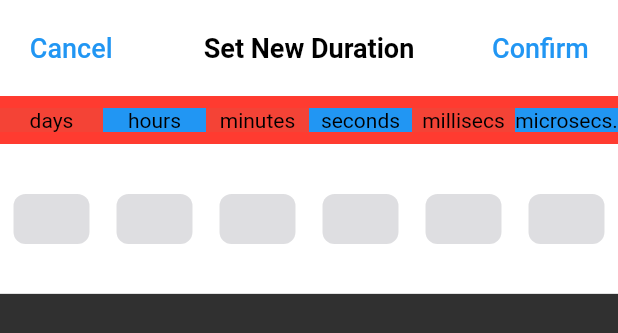
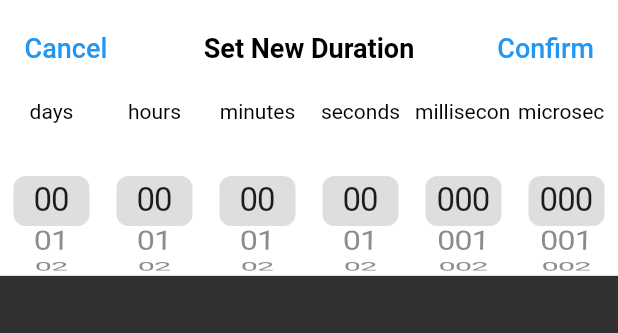
Before and after one commit to b-cancel/Flutter_Timer_And_Stopwatch, a Flutter app: the DurationPicker widget shown alone on an empty page, opened directly with empty values, on a phone screen of 412 x 824 dp. Shown: the top 333 px of the screen. Run offline on Flutter 3.47's test engine with Material 2 defaults, Android fonts, the phone set to English and light mode, and no system bars.

Commit message:
nearly perfected and refined duration picker, soon to add min and max values per each duration unit, min can be negative, and minDaysSpaces and all the ones in that group should do nothing if set to 0

```diff
--- a/timer/lib/main.dart
+++ b/timer/lib/main.dart
@@ -212,6 +212,7 @@ class _TimerUIState extends State<TimerUI> {
                       widget.timer.functions.set(picker.getDuration());
                       Navigator.pop(context);
                     },
+                    onCancel: () => Navigator.pop(context),
                   );
                   return picker;
                 },
--- a/timer/lib/secondaryComponents/durationPicker.dart
+++ b/timer/lib/secondaryComponents/durationPicker.dart
@@ -5,27 +5,99 @@ import 'duration.dart';
 
 import 'dart:math';
 
+enum durationTimeType {
+  days,
+  hours,
+  minutes,
+  seconds,
+  milliseconds,
+  microseconds,
+}
+
 class DurationPicker extends StatelessWidget {
+  //---functional params
+  final Duration initialDuration;
+  final Function onConfirm;
+  final Function onCancel;
+  //---switch params
+  final bool showDays;
+  final bool showHours;
+  final bool showMinutes;
+  final bool showSeconds;
+  final bool showMilliseconds;
+  final bool showMicroseconds;
+  //---duration value sizes
+  final int minDaySpaces;
+  final int minHourSpaces;
+  final int minMinuteSpaces;
+  final int minSecondSpaces;
+  final int minMillisecondSpaces;
+  final int minMicrosecondSpaces;
+  //---picker params
   final double pickerSize;
   final double pickerItemSize;
-  final Duration initialDuration;
-  final Function onConfirm;
-  //---
+  final Color pickerBackgroundColor;
+  final double pickerDiameterRatio;
   final TextStyle pickerTextStyle;
+  //---label params
+  final TextStyle labelTextStyle;
+  final Color labelBackgroundColor;
+  //---other params
+  final Color topBarColor;
+  final TextStyle titleTextStyle;
+  final String titleText;
+  final TextStyle buttonTextStyle;
+  final String leftButtonText;
+  final String rightButtonText;
 
   DurationPicker({
+    //---functional params
+    @required this.initialDuration,
+    @required this.onConfirm,
+    @required this.onCancel,
+    //---functional switch params
+    this.showDays: true,
+    this.showHours: true,
+    this.showMinutes: true,
+    this.showSeconds: true,
+    this.showMilliseconds: true,
+    this.showMicroseconds: true,
+    //---duration value sizes
+    this.minDaySpaces: 2,
+    this.minHourSpaces: 2,
+    this.minMinuteSpaces: 2,
+    this.minSecondSpaces: 2,
+    this.minMillisecondSpaces: 3,
+    this.minMicrosecondSpaces: 3,
+    //---picker params
     this.pickerSize: 99.9,
     this.pickerItemSize: 33.3,
-    @required this.initialDuration,
-    @required this.onConfirm,
-    //---
-    this.pickerTextStyle = const TextStyle(
+    this.pickerBackgroundColor: CupertinoColors.white,
+    this.pickerDiameterRatio: 1.1,
+    this.pickerTextStyle: const TextStyle(
       color: CupertinoColors.black,
       fontSize: 22.0,
     ),
+    //---label params
+    this.labelTextStyle: const TextStyle(color: CupertinoColors.black),
+    this.labelBackgroundColor: CupertinoColors.white,
+    //---other params
+    this.topBarColor: CupertinoColors.white,
+    this.titleTextStyle: const TextStyle(
+      fontSize: 18.0,
+      fontWeight: FontWeight.bold,
+      color: CupertinoColors.black,
+    ),
+    this.titleText: "Set New Duration",
+    this.buttonTextStyle: const TextStyle(
+      fontSize: 18.0,
+      color: Colors.blue,
+    ),
+    this.leftButtonText: "Cancel",
+    this.rightButtonText: "Confirm",
   });
 
-  int days; //365 max
+  int days; //INFINITY max
   int hours; //23 max
   int minutes; //59 max
   int seconds; //59 max
@@ -53,106 +125,18 @@ class DurationPicker extends StatelessWidget {
     milliseconds = formattedDuration[4];
     microseconds = formattedDuration[5];
 
-    Flexible pickerDays = new Flexible(
-      child: new CupertinoPicker(
-        scrollController: new FixedExtentScrollController(initialItem: days),
-        itemExtent: pickerItemSize,
-        backgroundColor: CupertinoColors.white,
-        onSelectedItemChanged: (int index) => days = index,
-        children: new List<Widget>.generate(100, (int index) {
-          return new Center(
-            child: new Text(atleastLengthOfn(index, 2)),
-          );
-        }),
-      ),
-    );
-
-    Flexible pickerHours = new Flexible(
-      child: new CupertinoPicker(
-        scrollController: new FixedExtentScrollController(initialItem: hours),
-        itemExtent: pickerItemSize,
-        backgroundColor: CupertinoColors.white,
-        onSelectedItemChanged: (int index) => hours = index,
-        children: new List<Widget>.generate(24, (int index) {
-          return new Center(
-            child: new Text(atleastLengthOfn(index, 2)),
-          );
-        }),
-      ),
-    );
-
-    Flexible pickerMinutes = new Flexible(
-      child: new CupertinoPicker(
-        scrollController: new FixedExtentScrollController(initialItem: minutes),
-        itemExtent: pickerItemSize,
-        backgroundColor: CupertinoColors.white,
-        onSelectedItemChanged: (int index) => minutes = index,
-        children: new List<Widget>.generate(60, (int index) {
-          return new Center(
-            child: new Text(atleastLengthOfn(index, 2)),
-          );
-        }),
-      ),
-    );
-
-    Flexible pickerSeconds = new Flexible(
-      child: new CupertinoPicker(
-        scrollController: new FixedExtentScrollController(initialItem: seconds),
-        itemExtent: pickerItemSize,
-        backgroundColor: CupertinoColors.white,
-        onSelectedItemChanged: (int index) => seconds = index,
-        children: new List<Widget>.generate(60, (int index) {
-          return new Center(
-            child: new Text(atleastLengthOfn(index, 2)),
-          );
-        }),
-      ),
-    );
-
-    Flexible pickerMilliseconds = new Flexible(
-      child: new CupertinoPicker(
-        scrollController:
-            new FixedExtentScrollController(initialItem: milliseconds),
-        itemExtent: pickerItemSize,
-        backgroundColor: CupertinoColors.white,
-        onSelectedItemChanged: (int index) => milliseconds = index,
-        children: new List<Widget>.generate(1000, (int index) {
-          return new Center(
-            child: new Text(atleastLengthOfn(index, 3)),
-          );
-        }),
-      ),
-    );
-
-    Flexible pickerMicroseconds = new Flexible(
-      child: new CupertinoPicker(
-        scrollController:
-            new FixedExtentScrollController(initialItem: microseconds),
-        itemExtent: pickerItemSize,
-        backgroundColor: CupertinoColors.white,
-        onSelectedItemChanged: (int index) => microseconds = index,
-        children: new List<Widget>.generate(1000, (int index) {
-          return new Center(
-            child: new Text(atleastLengthOfn(index, 3)),
-          );
-        }),
-      ),
-    );
-
     return new GestureDetector(
-      // Blocks Modal Sheet Behavior (hides slow animation as a cause of the heavy flutter picker code)
+      //-----Blocks Modal Sheet Behavior
+      // (hides slow animation as a cause of the heavy flutter picker code)
       behavior: HitTestBehavior.opaque,
       onTap: () {},
       onVerticalDragStart: (DragStartDetails d) {},
-      child: new DefaultTextStyle(
-        style: TextStyle(
-          color: CupertinoColors.black,
-        ),
+      //-----Other
       child: new Column(
         mainAxisSize: MainAxisSize.min,
         children: <Widget>[
           new Container(
-              color: CupertinoColors.white,
+            color: topBarColor,
             padding: EdgeInsets.only(top: 8.0, bottom: 8.0),
             child: new Stack(
               children: <Widget>[
@@ -162,121 +146,177 @@ class DurationPicker extends StatelessWidget {
                     new FlatButton(
                       onPressed: null,
                       child: new Text(
-                          "Set New Duration",
-                          style: TextStyle(
-                            fontSize: 18.0,
-                            fontWeight: FontWeight.bold,
-                            color: CupertinoColors.black,
-                          ),
+                        titleText,
+                        style: titleTextStyle,
                       ),
                     ),
                   ],
                 ),
                 new Row(
-                    mainAxisAlignment: MainAxisAlignment.start,
+                  mainAxisAlignment: MainAxisAlignment.spaceBetween,
                   children: <Widget>[
-                      new Text(" "),
                     new FlatButton(
-                        onPressed: () => Navigator.pop(context),
+                      onPressed: () => onCancel(),
                       child: new Text(
-                          "Cancel",
-                          style: TextStyle(
-                            fontSize: 18.0,
-                            color: Colors.blue,
+                        leftButtonText,
+                        style: buttonTextStyle,
                       ),
+                    ),
+                    new FlatButton(
+                      onPressed: () => onConfirm(),
+                      child: new Text(
+                        rightButtonText,
+                        style: buttonTextStyle,
                       ),
                     ),
                   ],
                 ),
-                  new Row(
-                    mainAxisAlignment: MainAxisAlignment.end,
-                    children: <Widget>[
-                      new FlatButton(
-                        onPressed: () => onConfirm(),
-                        child: new Text(
-                          "Confirm",
-                          style: TextStyle(
-                            fontSize: 18.0,
-                            color: Colors.blue,
-                          ),
-                        ),
-                      ),
-                      new Text(" "),
-                    ],
-                  )
               ],
             ),
           ),
+          new Row(
+            children: <Widget>[
+              (showDays)
+                  ? durationPickerLabel(
+                      durationTimeType.days.toString().split('.')[1])
+                  : new Text(""),
+              (showHours)
+                  ? durationPickerLabel(
+                      durationTimeType.hours.toString().split('.')[1])
+                  : new Text(""),
+              (showMinutes)
+                  ? durationPickerLabel(
+                      durationTimeType.minutes.toString().split('.')[1])
+                  : new Text(""),
+              (showSeconds)
+                  ? durationPickerLabel(
+                      durationTimeType.seconds.toString().split('.')[1])
+                  : new Text(""),
+              (showMilliseconds)
+                  ? durationPickerLabel(
+                      durationTimeType.milliseconds.toString().split('.')[1])
+                  : new Text(""),
+              (showMicroseconds)
+                  ? durationPickerLabel(
+                      durationTimeType.microseconds.toString().split('.')[1])
+                  : new Text(""),
+            ],
+          ),
           new Container(
-              color: CupertinoColors.destructiveRed,
-              padding: EdgeInsets.only(top: 8.0, bottom: 8.0),
+            height: pickerSize,
             child: new Row(
-                mainAxisAlignment: MainAxisAlignment.spaceEvenly,
               children: <Widget>[
-                  new Expanded(
-                    child: new Container(
-                      color: Colors.red,
-                      alignment: Alignment.center,
-                      child: new Text("days"),
-                    ),
-                  ),
-                  new Expanded(
-                    child: new Container(
-                      color: Colors.blue,
-                      alignment: Alignment.center,
-                      child: new Text("hours"),
-                    ),
-                  ),
-                  new Expanded(
-                    child: new Container(
-                      color: Colors.red,
-                      alignment: Alignment.center,
-                      child: new Text("minutes"),
-                    ),
-                  ),
-                  new Expanded(
-                    child: new Container(
-                      color: Colors.blue,
-                      alignment: Alignment.center,
-                      child: new Text("seconds"),
-                    ),
-                  ),
-                  new Expanded(
-                    child: new Container(
-                      color: Colors.red,
-                      alignment: Alignment.center,
-                      child: new Text("millisecs"),
-                    ),
-                  ),
-                  new Expanded(
-                    child: new Container(
-                      color: Colors.blue,
-                      alignment: Alignment.center,
-                      child: new Text("microsecs."),
+                (showDays)
+                    ? durationPicker(
+                        days,
+                        durationTimeType.days,
+                        minDaySpaces,
+                        100,
+                      )
+                    : new Text(""),
+                (showHours)
+                    ? durationPicker(
+                        hours,
+                        durationTimeType.hours,
+                        minHourSpaces,
+                        24,
+                      )
+                    : new Text(""),
+                (showMinutes)
+                    ? durationPicker(
+                        minutes,
+                        durationTimeType.minutes,
+                        minMinuteSpaces,
+                        60,
+                      )
+                    : new Text(""),
+                (showSeconds)
+                    ? durationPicker(
+                        seconds,
+                        durationTimeType.seconds,
+                        minSecondSpaces,
+                        60,
+                      )
+                    : new Text(""),
+                (showMilliseconds)
+                    ? durationPicker(
+                        milliseconds,
+                        durationTimeType.milliseconds,
+                        minMillisecondSpaces,
+                        1000,
+                      )
+                    : new Text(""),
+                (showMicroseconds)
+                    ? durationPicker(
+                        microseconds,
+                        durationTimeType.microseconds,
+                        minMicrosecondSpaces,
+                        1000,
+                      )
+                    : new Text(""),
+              ],
             ),
           ),
         ],
       ),
-            ),
-            new Container(
-              height: pickerSize,
-              child: new DefaultTextStyle(
-                style: pickerTextStyle,
-                child: new Row(
-                  children: <Widget>[
-                    pickerDays,
-                    pickerHours,
-                    pickerMinutes,
-                    pickerSeconds,
-                    pickerMilliseconds,
-                    pickerMicroseconds,
-                  ],
-                ),
-              ),
-            ),
-          ],
+    );
+  }
+
+  Expanded durationPickerLabel(String label) {
+    return new Expanded(
+      child: new Container(
+        color: labelBackgroundColor,
+        padding: EdgeInsets.all(2.0),
+        alignment: Alignment.center,
+        child: new Text(
+          label,
+          maxLines: 1,
+          style: labelTextStyle,
         ),
       ),
     );
   }
+
+  Flexible durationPicker(
+      int initItem, durationTimeType dType, int leastLength, int maxItems) {
+    return new Flexible(
+      child: new CupertinoPicker(
+        diameterRatio: pickerDiameterRatio,
+        backgroundColor: pickerBackgroundColor,
+        scrollController:
+            new FixedExtentScrollController(initialItem: initItem),
+        itemExtent: pickerItemSize,
+        onSelectedItemChanged: (int index) {
+          switch (dType) {
+            case durationTimeType.days:
+              days = index;
+              break;
+            case durationTimeType.hours:
+              hours = index;
+              break;
+            case durationTimeType.minutes:
+              minutes = index;
+              break;
+            case durationTimeType.seconds:
+              seconds = index;
+              break;
+            case durationTimeType.milliseconds:
+              milliseconds = index;
+              break;
+            default:
+              microseconds = index;
+              break;
           }
+        },
+        children: new List<Widget>.generate(maxItems, (int index) {
+          return new Center(
+            child: new Text(
+              atleastLengthOfn(index, leastLength),
+              style: pickerTextStyle,
+            ),
+          );
+        }),
+      ),
+    );
+  }
+}
```
Lines whose indentation alone changed are shown as unchanged.
